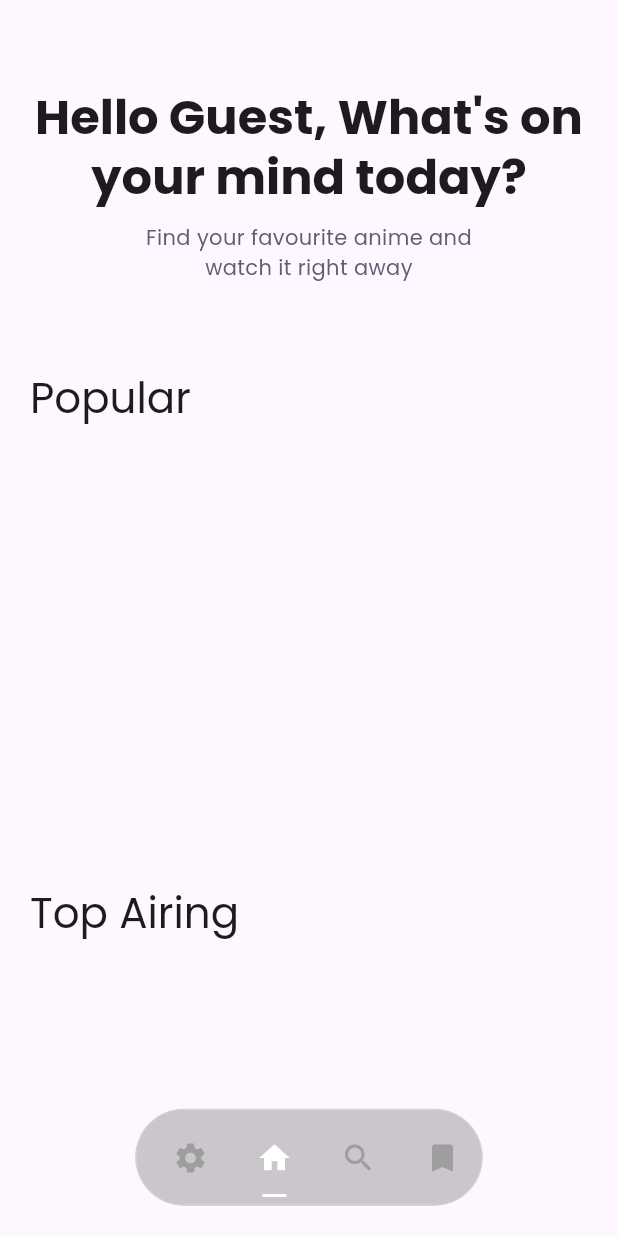
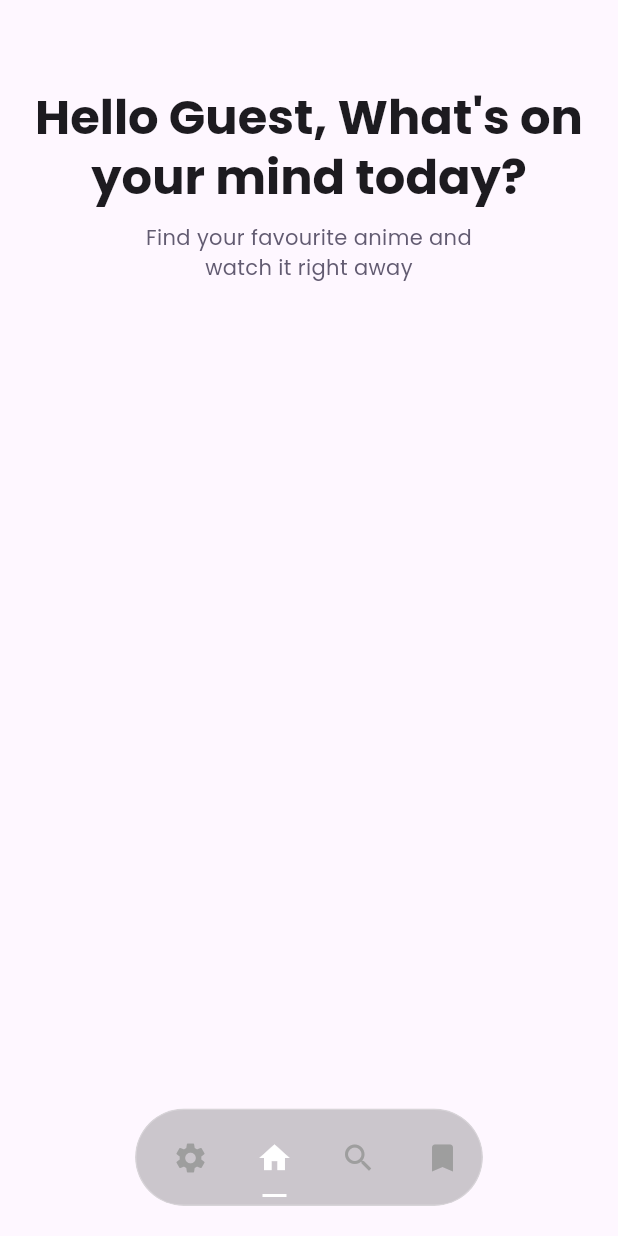
Before and after one commit to seasmoffi-gif/AnimeciX-app, a Flutter app: the screen it shows after launch, on a phone screen of 412 x 824 dp. Run offline on Flutter 3.47's test engine with Material 3 defaults, Android fonts, the phone set to English and light mode, and no system bars; drawn by our look-alikes of crystal_navigation_bar; our stand-ins replace better_player, google_fonts, hive, hive_flutter, shimmer; accounts and stored records are empty; network calls fail.

Commit message:
Optimized Home Screen

```diff
--- a/lib/screens/main/home/home_screen.dart
+++ b/lib/screens/main/home/home_screen.dart
@@ -7,8 +7,15 @@ import 'package:nekoflow/widgets/anime_card.dart';
 import 'package:nekoflow/widgets/snapping_scroll.dart';
 
 class HomeScreen extends StatefulWidget {
+  static const double _horizontalPadding = 20.0;
+  static const double _sectionSpacing = 50.0;
+
   final String userName;
-  const HomeScreen({super.key, this.userName = 'Guest'});
+
+  const HomeScreen({
+    super.key,
+    this.userName = 'Guest'
+  });
 
   @override
   State<HomeScreen> createState() => _HomeScreenState();
@@ -16,6 +23,7 @@ class HomeScreen extends StatefulWidget {
 
 class _HomeScreenState extends State<HomeScreen> {
   final AnimeService _animeService = AnimeService();
+
   List<TopAiringAnime> _topAiring = [];
   List<LatestCompletedAnime> _completed = [];
   List<MostPopularAnime> _popular = [];
@@ -29,6 +37,8 @@ class _HomeScreenState extends State<HomeScreen> {
   }
 
   Future<void> _fetchData() async {
+    if (!mounted) return;
+
     setState(() {
       _isLoading = true;
       _error = null;
@@ -36,21 +46,21 @@ class _HomeScreenState extends State<HomeScreen> {
 
     try {
       final results = await _animeService.fetchHome();
-      if (mounted) {
+      if (!mounted) return;
+
       setState(() {
         _topAiring = results.data.topAiringAnimes;
         _popular = results.data.mostPopularAnimes;
         _completed = results.data.latestCompletedAnimes;
         _isLoading = false;
       });
-      }
     } catch (e) {
-      if (mounted) {
+      if (!mounted) return;
+
       setState(() {
         _error = 'Something went wrong';
         _isLoading = false;
       });
-      }
     }
   }
 
@@ -60,52 +70,50 @@ class _HomeScreenState extends State<HomeScreen> {
     super.dispose();
   }
 
-  Widget _buildHeaderSection() {
-    ThemeData themeData =
-        Theme.of(context); // Use the ThemeManager to get the theme data
+  Widget _buildHeaderSection(ThemeData theme) {
+    final screenHeight = MediaQuery.of(context).size.height;
+
     return SizedBox(
-      height: MediaQuery.of(context).size.height * 0.3,
-      child: Center(
+      height: screenHeight * 0.3,
       child: Column(
         mainAxisAlignment: MainAxisAlignment.center,
         children: [
           Text(
             "Hello ${widget.userName}, What's on your mind today?",
-              style: themeData.textTheme.headlineLarge?.copyWith(fontWeight: FontWeight.bold), // Use the theme data
+            style: theme.textTheme.headlineLarge?.copyWith(
+              fontWeight: FontWeight.bold
+            ),
             textAlign: TextAlign.center,
           ),
           const SizedBox(height: 10),
           Text(
             "Find your favourite anime and \nwatch it right away",
-              style: TextStyle(
-                  color: themeData.colorScheme.secondary), // Use the theme data
+            style: TextStyle(color: theme.colorScheme.secondary),
             textAlign: TextAlign.center,
           ),
         ],
       ),
-      ),
     );
   }
 
-  Widget _buildShimmerLoading() {
+  Widget _buildShimmerLoading(ThemeData theme) {
     final screenSize = MediaQuery.of(context).size;
-    ThemeData themeData =
-        Theme.of(context); // Use the ThemeManager to get the theme data
+
     return Shimmer.fromColors(
-      baseColor:
-          themeData.colorScheme.primary,
-      highlightColor: themeData.colorScheme.secondary,
+      baseColor: theme.colorScheme.primary,
+      highlightColor: theme.colorScheme.secondary,
       child: SizedBox(
         height: screenSize.height * 0.25,
         child: ListView.builder(
           scrollDirection: Axis.horizontal,
           itemCount: 5,
+          padding: EdgeInsets.zero,
           itemBuilder: (_, __) => Container(
             height: double.infinity,
             width: screenSize.width * 0.4,
             margin: const EdgeInsets.only(right: 12),
             decoration: BoxDecoration(
-              color: themeData.colorScheme.surface,
+              color: theme.colorScheme.surface,
               borderRadius: BorderRadius.circular(20),
             ),
           ),
@@ -114,21 +122,24 @@ class _HomeScreenState extends State<HomeScreen> {
     );
   }
 
-  Widget _buildContentSection({
+  Widget? _buildContentSection({
     required String title,
     required List<Anime> animeList,
     required String tag,
+    required ThemeData theme,
   }) {
-    ThemeData themeData =
-        Theme.of(context); // Use the ThemeManager to get the theme data
+    if (animeList.isEmpty && !_isLoading) return null;
+
     return Column(
       crossAxisAlignment: CrossAxisAlignment.start,
       children: [
-        _buildSectionTitle(
-            title, themeData), // Pass the theme data to the section title
+        Text(
+          title,
+          style: theme.textTheme.headlineMedium,
+        ),
         const SizedBox(height: 10),
         _isLoading
-            ? _buildShimmerLoading()
+            ? _buildShimmerLoading(theme)
             : SnappingScroller(
                 widthFactor: 0.48,
                 children: animeList
@@ -139,42 +150,70 @@ class _HomeScreenState extends State<HomeScreen> {
     );
   }
 
-  Widget _buildSectionTitle(String title, ThemeData themeData) {
-    return Text(
-      title,
-      style: themeData.textTheme.headlineMedium, // Use the theme data
+  List<Widget> _buildContentSections(ThemeData theme) {
+    final sections = <Widget>[];
+    Widget? section;
+
+    // Popular Section
+    section = _buildContentSection(
+      title: "Popular",
+      animeList: _popular,
+      tag: "popular",
+      theme: theme,
     );
+    if (section != null) {
+      sections.add(section);
+      sections.add(const SizedBox(height: HomeScreen._sectionSpacing));
+    }
+
+    // Top Airing Section
+    section = _buildContentSection(
+      title: "Top Airing",
+      animeList: _topAiring,
+      tag: "topairing",
+      theme: theme,
+    );
+    if (section != null) {
+      sections.add(section);
+      sections.add(const SizedBox(height: HomeScreen._sectionSpacing));
+    }
+
+    // Latest Completed Section
+    section = _buildContentSection(
+      title: "Latest Completed",
+      animeList: _completed,
+      tag: "latestcompleted",
+      theme: theme,
+    );
+    if (section != null) {
+      sections.add(section);
+    }
+
+    // Remove last spacing if it exists
+    if (sections.isNotEmpty && sections.last is SizedBox) {
+      sections.removeLast();
+    }
+
+    return sections;
   }
 
   @override
   Widget build(BuildContext context) {
+    final theme = Theme.of(context);
+
     return Scaffold(
       extendBodyBehindAppBar: true,
       appBar: AppBar(toolbarHeight: 0),
       body: RefreshIndicator(
         onRefresh: _fetchData,
         child: Padding(
-          padding: const EdgeInsets.symmetric(horizontal: 20.0),
+          padding: const EdgeInsets.symmetric(
+            horizontal: HomeScreen._horizontalPadding
+          ),
           child: ListView(
             children: [
-              _buildHeaderSection(),
-              _buildContentSection(
-                title: "Popular",
-                animeList: _popular,
-                tag: "popular",
-              ),
-              const SizedBox(height: 50),
-              _buildContentSection(
-                title: "Top Airing",
-                animeList: _topAiring,
-                tag: "topairing",
-              ),
-              const SizedBox(height: 50),
-              _buildContentSection(
-                title: "Latest Completed",
-                animeList: _completed,
-                tag: "latestcompleted",
-              ),
+              _buildHeaderSection(theme),
+              ..._buildContentSections(theme),
             ],
           ),
         ),
```
Lines whose indentation alone changed are shown as unchanged.
